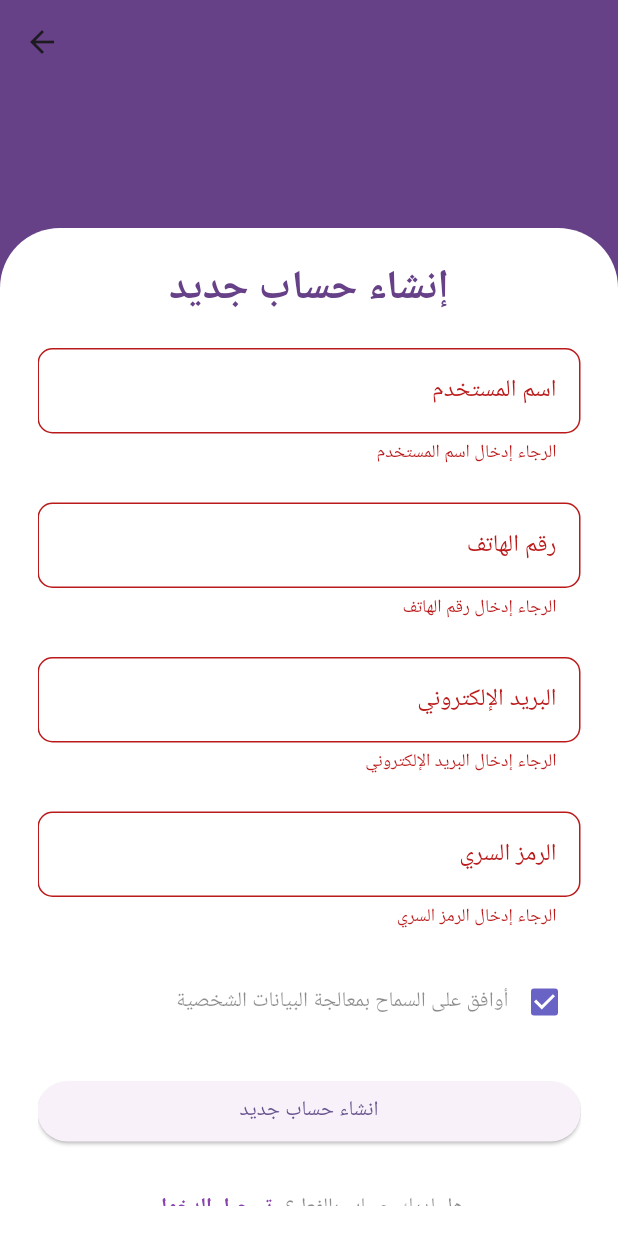
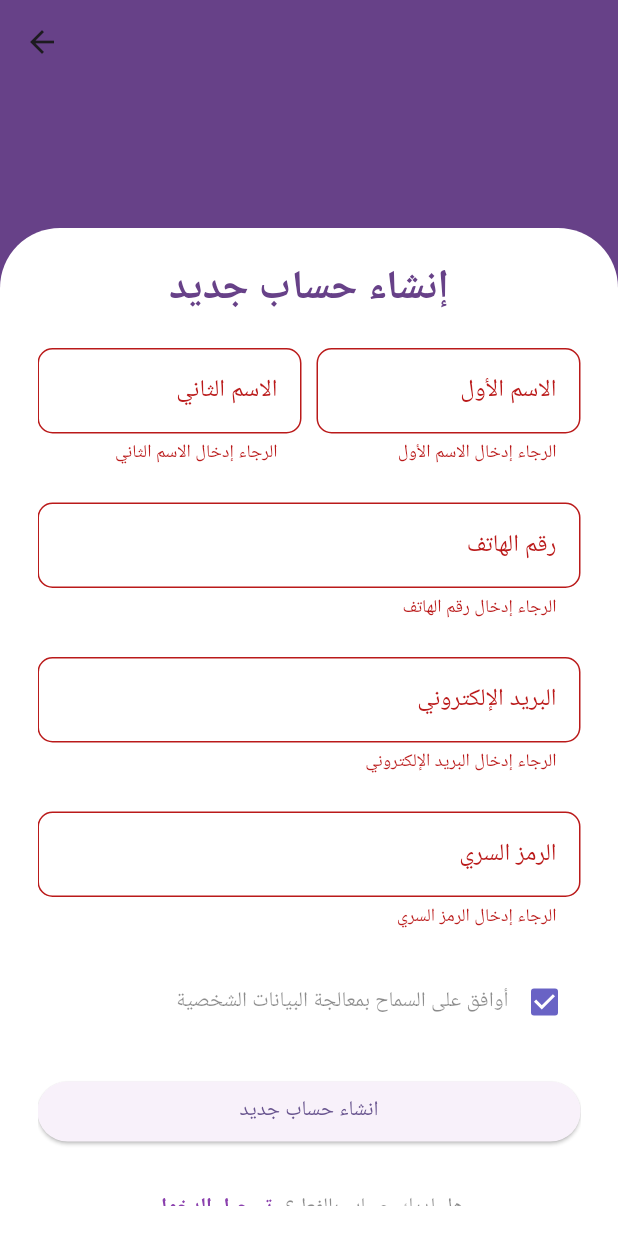
Before and after one commit to GhalaAlotaibi/2024-25_GP_9, a Flutter app: the OwnerSignUpScreen screen opened directly, after a tap on "انشاء حساب جديد", on a phone screen of 412 x 824 dp. Run offline on Flutter 3.47's test engine with Material 3 defaults, Android fonts, the phone set to English and light mode, and no system bars; our stand-ins replace cloud_firestore, firebase_auth, firebase_core, flutter_rating_bar, google_maps_flutter, iconsax and 1 more; accounts and stored records are empty.

Commit message:
Add First,Last Name. And a License Number owner.

```diff
--- a/lib/screens/Create_Truck_2.dart
+++ b/lib/screens/Create_Truck_2.dart
@@ -11,6 +11,7 @@ class CreateTruck2 extends StatelessWidget {
   final String selectedCategory; // Selected category
   final String description; // Description
   final String operatingHours; // Combined operating hours
+  final String licenseNo; // License Number
 
   // TextEditingController for the location input
   final TextEditingController locationController = TextEditingController();
@@ -27,6 +28,7 @@ class CreateTruck2 extends StatelessWidget {
     required this.selectedCategory,
     required this.description,
     required this.operatingHours, // Pass combined operating hours
+    required this.licenseNo, // Accept License Number
   }) : super(key: key);
 
   Future<void> _saveTruckDetails(BuildContext context) async {
@@ -46,6 +48,7 @@ class CreateTruck2 extends StatelessWidget {
         'operatingHours': operatingHours,
         'ownerID': ownerId,
         'location': locationController.text,
+        'licenseNo': licenseNo, //License Number
         'rating': '0',
         'ratingsCount': 0, //انا غيرتها ساره غ
         'item_names_list': [], // Initialize with an empty list
--- a/lib/screens/owner_signup_screen.dart
+++ b/lib/screens/owner_signup_screen.dart
@@ -16,7 +16,8 @@ class _OwnerSignUpScreenState extends State<OwnerSignUpScreen> {
   bool agreePersonalData = true;
 
   // Controllers for the form fields
-  final TextEditingController _nameController = TextEditingController();
+  final TextEditingController _firstNameController = TextEditingController();
+  final TextEditingController _lastNameController = TextEditingController();
   final TextEditingController _phoneController = TextEditingController();
   final TextEditingController _emailController = TextEditingController();
   final TextEditingController _passwordController = TextEditingController();
@@ -62,34 +63,70 @@ class _OwnerSignUpScreenState extends State<OwnerSignUpScreen> {
                       const SizedBox(height: 20.0),
 
                       // Name
-                      Directionality(
+                      Row(
+  mainAxisAlignment: MainAxisAlignment.spaceBetween, // Adjust alignment if needed
+  children: [
+    Expanded(
+      child: Directionality(
         textDirection: TextDirection.rtl,
         child: TextFormField(
-                          controller: _nameController,
+          controller: _lastNameController,
           validator: (value) {
             if (value == null || value.isEmpty) {
-                              return 'الرجاء إدخال اسم المستخدم';
+              return 'الرجاء إدخال الاسم الثاني';
             }
             return null;
           },
           textAlign: TextAlign.right,
           decoration: InputDecoration(
-                            labelText: 'اسم المستخدم',
-                            hintText: 'ادخل اسم المستخدم',
+            labelText: 'الاسم الثاني',
+            hintText: 'ادخل الاسم الثاني',
             hintStyle: const TextStyle(color: Colors.black26),
             border: OutlineInputBorder(
-                              borderSide:
-                                  const BorderSide(color: Colors.black12),
+              borderSide: const BorderSide(color: Colors.black12),
               borderRadius: BorderRadius.circular(10),
             ),
             enabledBorder: OutlineInputBorder(
-                              borderSide:
-                                  const BorderSide(color: Colors.black12),
+              borderSide: const BorderSide(color: Colors.black12),
               borderRadius: BorderRadius.circular(10),
             ),
           ),
         ),
       ),
+    ),
+    SizedBox(width: 10), // Add spacing between the fields
+    Expanded(
+      child: Directionality(
+        textDirection: TextDirection.rtl,
+        child: TextFormField(
+          controller: _firstNameController,
+          validator: (value) {
+            if (value == null || value.isEmpty) {
+              return 'الرجاء إدخال الاسم الأول';
+            }
+            return null;
+          },
+          textAlign: TextAlign.right,
+          decoration: InputDecoration(
+            labelText: 'الاسم الأول',
+            hintText: 'ادخل الاسم الأول',
+            hintStyle: const TextStyle(color: Colors.black26),
+            border: OutlineInputBorder(
+              borderSide: const BorderSide(color: Colors.black12),
+              borderRadius: BorderRadius.circular(10),
+            ),
+            enabledBorder: OutlineInputBorder(
+              borderSide: const BorderSide(color: Colors.black12),
+              borderRadius: BorderRadius.circular(10),
+            ),
+          ),
+        ),
+      ),
+    ),
+  ],
+),
+
+
                       const SizedBox(height: 25.0),
 
                       // Phone number
@@ -326,8 +363,11 @@ class _OwnerSignUpScreenState extends State<OwnerSignUpScreen> {
   }
 
   try {
+    // Combine first and last name
+    String fullName = '${_firstNameController.text} ${_lastNameController.text}';
+
     DocumentReference docRef = await owners.add({
-        'Name': _nameController.text,
+      'Name': fullName, // Use combined name
       'PhoneNum': _phoneController.text,
       'Email': _emailController.text,
       // Hash the password securely (not shown for simplicity)
@@ -339,4 +379,5 @@ class _OwnerSignUpScreenState extends State<OwnerSignUpScreen> {
     return null;
   }
 }
+
 }
```
Also changed, not shown: lib/screens/Create_Truck_1.dart (+50 -23 lines). Lines whose indentation alone changed are shown as unchanged.
